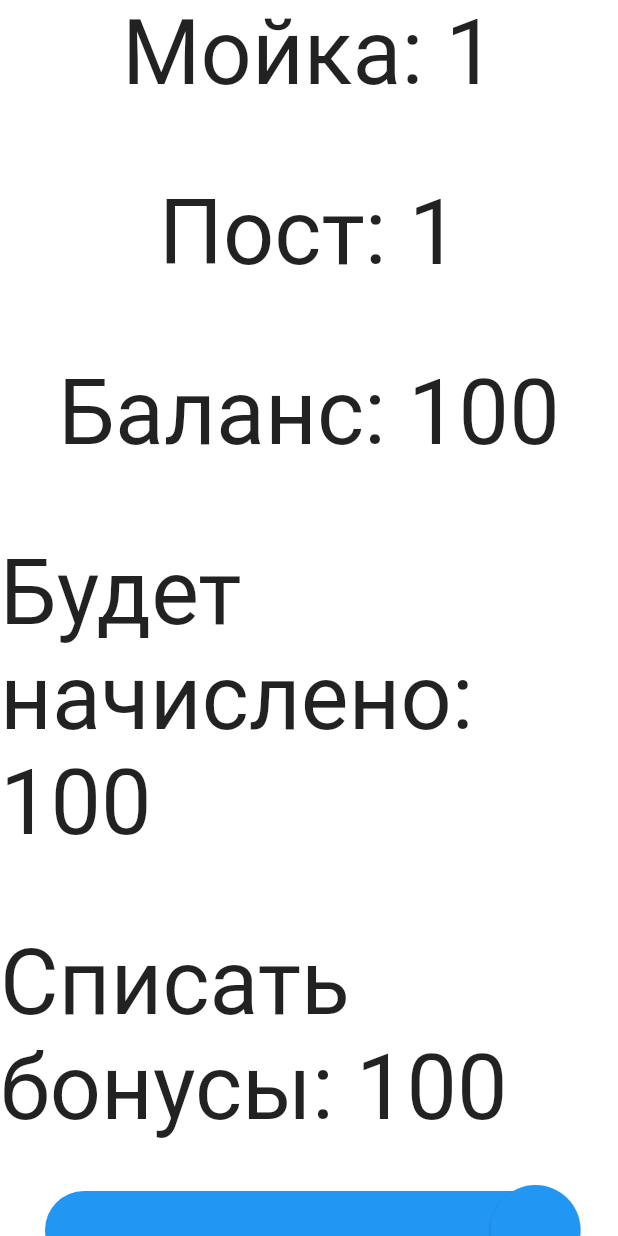
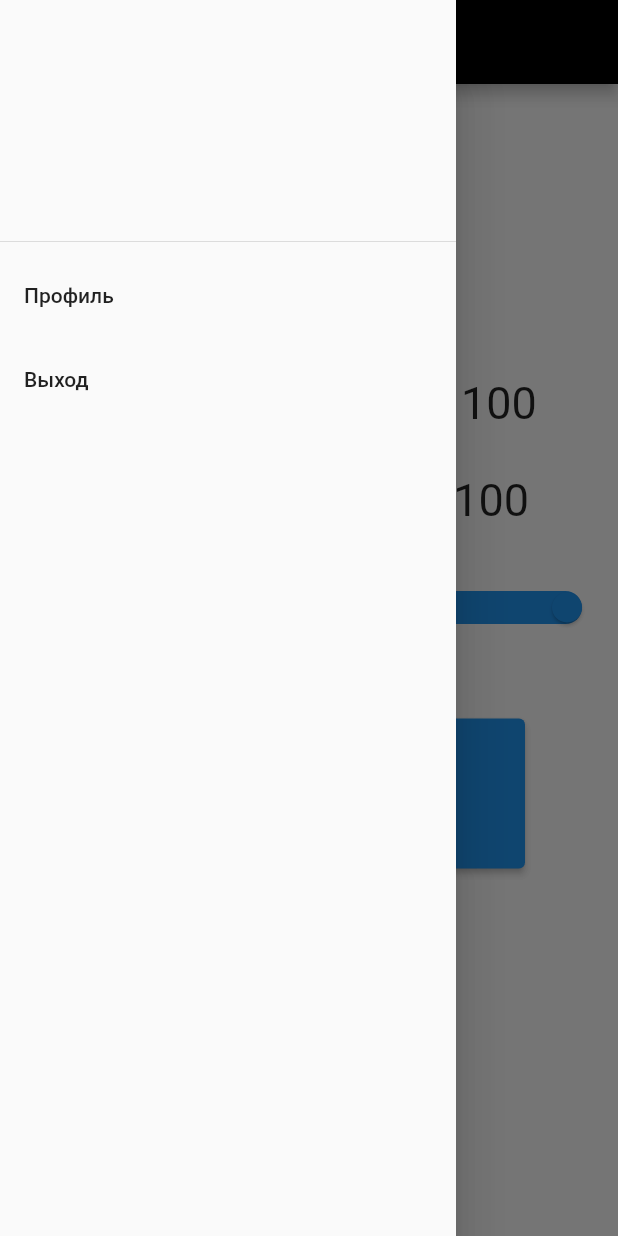
Before and after one commit to OpenRbt/share_business_fe, a Flutter app: the Debit screen opened by its route, with the side drawer open (before the commit the screen has no drawer), on a phone screen of 412 x 824 dp. Run offline on Flutter 3.47's test engine with Material 2 defaults, Android fonts, the phone set to English and light mode, and no system bars; our stand-ins replace routemaster.

Commit message:
Side-menu and profile page added

```diff
--- a/lib/main.dart
+++ b/lib/main.dart
@@ -2,17 +2,26 @@ import 'package:flutter/material.dart';
 import 'package:routemaster/routemaster.dart';
 import 'package:share_buisness_front_end/pages/debit.dart';
 import 'package:share_buisness_front_end/pages/login.dart';
+import 'package:share_buisness_front_end/pages/profile.dart';
+import 'package:share_buisness_front_end/pages/side_menu.dart';
 
 final routes = RouteMap(
     routes: {
       '/': (_) => MaterialPage(child: Login()),
       '/debit': (_) => MaterialPage(child: Debit()),
+      '/profile': (_) => MaterialPage(child: Profile()),
+      '/side-menu': (_) => MaterialPage(child: SideMenu()),
     }
+);
+
+final routemaster = RoutemasterDelegate(
+  routesBuilder: (context) => routes,
 );
 
 void main() {
   runApp(MaterialApp.router(
-    routerDelegate: RoutemasterDelegate(routesBuilder: (context) => routes),
+    routerDelegate: routemaster,
     routeInformationParser: RoutemasterParser(),
+    debugShowCheckedModeBanner: false,
   ));
 }
--- a/lib/pages/debit.dart
+++ b/lib/pages/debit.dart
@@ -1,5 +1,8 @@
 import 'package:flutter/cupertino.dart';
 import 'package:flutter/material.dart';
+import 'package:share_buisness_front_end/pages/side_menu.dart';
+
+import '../main.dart';
 
 class Debit extends StatefulWidget {
   const Debit({Key? key}) : super(key: key);
@@ -19,28 +22,32 @@ class _DebitState extends State<Debit> {
   @override
   Widget build(BuildContext context) {
     return Scaffold(
+        appBar: AppBar(
+          title: Text(''),
+          backgroundColor: Colors.black,),
+        drawer: SideMenu(),
         backgroundColor: Colors.white70,
         body: SafeArea(
           child: Center(
             child: Column(
               children: [
-                Text("Мойка: " + wash, style: TextStyle(fontSize: 60)),
-                SizedBox(height: 50),
-                Text("Пост: " + post, style: TextStyle(fontSize: 60)),
-                SizedBox(height: 50),
-                Text("Баланс: " + balance.toString(), style: TextStyle(fontSize: 60)),
-                SizedBox(height: 50),
-                Text("Будет начислено: " + balance.toString(), style: TextStyle(fontSize: 60)),
-                SizedBox(height: 50),
-                Text("Списать бонусы: " +  _currentSliderValue.toInt().toString(), style: TextStyle(fontSize: 60)),
+                Text("Мойка: " + wash, style: TextStyle(fontSize: 30)),
+                SizedBox(height: 30),
+                Text("Пост: " + post, style: TextStyle(fontSize: 30)),
+                SizedBox(height: 30),
+                Text("Баланс: " + balance.toString(), style: TextStyle(fontSize: 30)),
+                SizedBox(height: 30),
+                Text("Будет начислено: " + balance.toString(), style: TextStyle(fontSize: 30)),
+                SizedBox(height: 30),
+                Text("Списать бонусы: " +  _currentSliderValue.toInt().toString(), style: TextStyle(fontSize: 30)),
                 SizedBox(height: 30),
                 SliderTheme(
                     data: SliderThemeData(
-                      trackHeight: 50,
-                      thumbShape: RoundSliderThumbShape(enabledThumbRadius: 30),
+                      trackHeight: 20,
+                      thumbShape: RoundSliderThumbShape(enabledThumbRadius: 10),
                       valueIndicatorShape: PaddleSliderValueIndicatorShape(),
                         valueIndicatorTextStyle: TextStyle(
-                          fontSize: 1,
+                          fontSize: 0,
                           color: Colors.white,
                         )
                     ),
@@ -56,36 +63,42 @@ class _DebitState extends State<Debit> {
                       },
                     )
                 ),
-                SizedBox(height: 600),
+                SizedBox(height: 50),
                 Row(
                   children: [
-                    SizedBox(
-                        height: 200,
-                        width: 350,
+                    Align(
+                      alignment: FractionalOffset.centerLeft,
+                      child: SizedBox(
+                          height: 100,
+                          width: 150,
                           child: Container(
-                          margin: const EdgeInsets.only(left: 50.0),
+                            margin: const EdgeInsets.only(left: 10.0),
                             child: ElevatedButton(
                               style: ButtonStyle(
                               ),
                               onPressed: () => {},
-                            child: Text("Отмена", style: TextStyle(fontSize: 60),),
+                              child: Text("Отмена", style: TextStyle(fontSize: 30),),
                             ),
                           )
+                      )
                     ),
-                    SizedBox(width: 200),
-                    SizedBox(
-                        height: 200,
-                        width: 350,
+                    SizedBox(width: 60),
+                    Align(
+                      alignment: FractionalOffset.centerRight,
+                      child: SizedBox(
+                          height: 100,
+                          width: 150,
                           child: Container(
-                            margin: const EdgeInsets.only(right: 50.0),
+                            margin: const EdgeInsets.only(right: 10.0),
                             child: ElevatedButton(
                               style: ButtonStyle(
                               ),
                               onPressed: () => {},
-                            child: Text("ОК", style: TextStyle(fontSize: 60),),
+                              child: Text("ОК", style: TextStyle(fontSize: 30),),
                             ),
                           )
                       ),
+                    )
                   ],
                 )
               ],
--- /dev/null
+++ b/lib/pages/side_menu.dart
@@ -0,0 +1,32 @@
+import 'package:flutter/cupertino.dart';
+import 'package:flutter/material.dart';
+
+import '../main.dart';
+
+class SideMenu extends StatefulWidget {
+  const SideMenu({Key? key}) : super(key: key);
+
+  @override
+  State<SideMenu> createState() => _SideMenuState();
+}
+
+class _SideMenuState extends State<SideMenu> {
+  @override
+  Widget build(BuildContext context) {
+    return Drawer(
+        child: ListView(
+          children: [
+            DrawerHeader(child: new Text(''),),
+            ListTile(
+              title: Text('Профиль'),
+              onTap: () {routemaster.push('/profile');},
+            ),
+            ListTile(
+              title: Text('Выход'),
+              onTap: () {routemaster.push('/');},
+            ),
+          ],
+        )
+    );
+  }
+}
--- a/pubspec.yaml
+++ b/pubspec.yaml
@@ -34,6 +34,9 @@ dependencies:
 
   routemaster: ^1.0.1
   flutter_bootstrap: ^2.0.0
+  firebase_core: ^2.3.0
+  firebase_auth: ^4.1.5
+  google_sign_in: ^5.4.2
 
 
   # The following adds the Cupertino Icons font to your application.
@@ -63,7 +66,8 @@ flutter:
   uses-material-design: true
 
   # To add assets to your application, add an assets section, like this:
-  # assets:
+  assets:
+    - assets/
   #   - images/a_dot_burr.jpeg
   #   - images/a_dot_ham.jpeg
 
```
Also changed, not shown: lib/pages/login.dart (+9 -4 lines), lib/pages/profile.dart (added, +38 -0 lines), pubspec.lock. Lines whose indentation alone changed are shown as unchanged.
